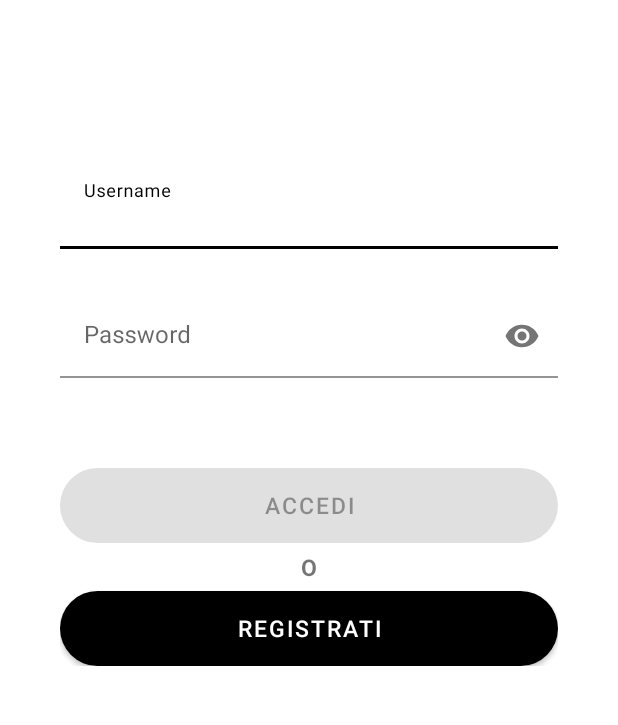
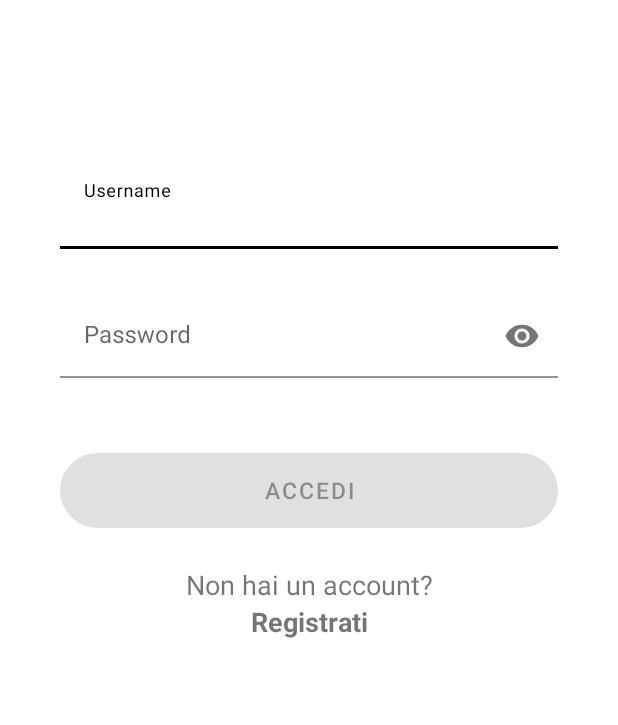
Before and after one commit to alessandrofloris/ProgettoIum, an Android app: the screen it shows after launch (MainActivity), on a phone screen of 412 x 824 dp, the part 367-1092 px from its top. Run offline under Robolectric (Android 15) with nearby library versions, the phone set to English and light mode, and no system bars.

Commit message:
Login page registration link

```diff
--- a/app/src/main/java/com/example/progetto/MainActivity.java
+++ b/app/src/main/java/com/example/progetto/MainActivity.java
@@ -11,6 +11,7 @@ import android.text.Editable;
 import android.text.TextWatcher;
 import android.view.View;
 import android.widget.Button;
+import android.widget.TextView;
 
 
 import com.google.android.material.textfield.TextInputEditText;
@@ -19,7 +20,7 @@ import com.google.android.material.textfield.TextInputLayout;
 public class MainActivity extends AppCompatActivity {
 
     public Button log_in;
-    public Button sign_up;
+    public TextView sign_up_link;
     public TextInputEditText username, password;
     public TextInputLayout usernameInputLayout, passwordInputLayout;
 
@@ -43,11 +44,11 @@ public class MainActivity extends AppCompatActivity {
         username = findViewById(R.id.username);
         password = findViewById(R.id.password);
         log_in = findViewById(R.id.log_in);
-        sign_up = findViewById(R.id.sign_up);
+        sign_up_link = findViewById(R.id.sign_up_link);
         usernameInputLayout = findViewById(R.id.text_iput_layout_username);
         passwordInputLayout = findViewById(R.id.text_iput_layout_password);
 
-        sign_up.setOnClickListener(new View.OnClickListener() {
+        sign_up_link.setOnClickListener(new View.OnClickListener() {
             @Override
             public void onClick(View v) {
                 Intent goToSignUp = new Intent(MainActivity.this, FirstStepRegistration.class);
--- a/app/src/main/res/layout/activity_main.xml
+++ b/app/src/main/res/layout/activity_main.xml
@@ -75,7 +75,7 @@
 
             <Space
                 android:layout_width="match_parent"
-                android:layout_height="60dp"/>
+                android:layout_height="50dp"/>
 
 
             <Button
@@ -92,30 +92,26 @@
                 android:layout_width="match_parent"
                 android:layout_height="5dp"/>
 
-            <TextView
-                android:layout_width="wrap_content"
-                android:layout_height="wrap_content"
-                android:textStyle="bold"
-                android:textSize="15dp"
-                android:text="O"
-                android:layout_gravity="center_horizontal"
-                />
 
             <Space
                 android:layout_width="match_parent"
-                android:layout_height="5dp"/>
+                android:layout_height="20dp"/>
 
-            <Button
+            <TextView
                 android:layout_width="match_parent"
-                android:layout_height="50dp"
-                android:textAllCaps="true"
+                android:layout_height="wrap_content"
+                android:text="Non hai un account?"
+                android:textSize="18dp"
+                android:gravity="center"/>
+
+            <TextView
+                android:id="@+id/sign_up_link"
+                android:layout_width="match_parent"
+                android:layout_height="wrap_content"
                 android:text="Registrati"
-                android:background="@drawable/button"
-                android:textSize="15dp"
-                android:layout_gravity="center_horizontal"
-                android:id="@+id/sign_up"/>
-
-
+                android:textSize="18dp"
+                android:gravity="center"
+                android:textStyle="bold"/>
 
         </LinearLayout>
     </ScrollView>
```
